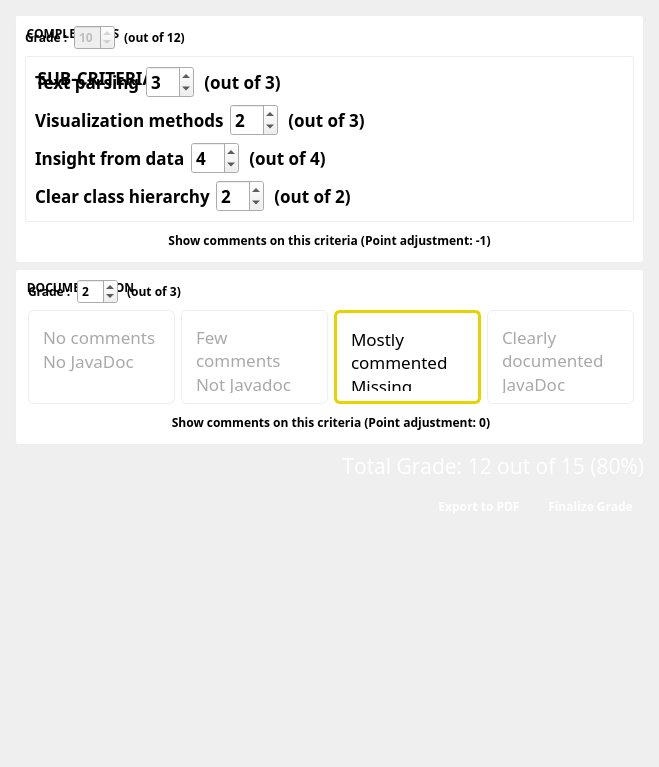
Old version of the form TurboGrade/ui/gradeview.ui in the repository wassgha/TurboGrade.
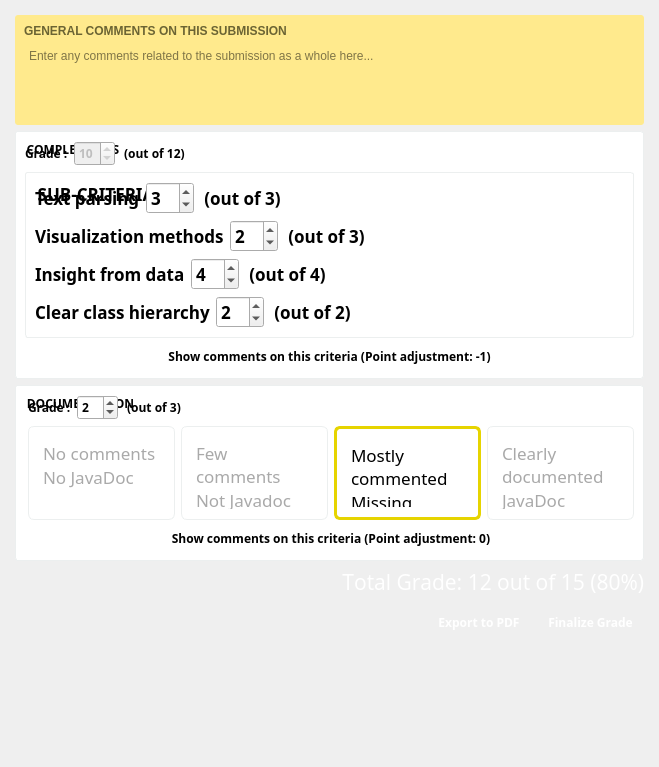
New version of the form.

Commit message: Added form for general comments

Diff of the .ui file:
```diff
--- a/TurboGrade/ui/gradeview.ui
+++ b/TurboGrade/ui/gradeview.ui
@@ -83,6 +83,24 @@
 	margin-left: 10px;
 	background:transparent;
 	font-weight: bold;
+}
+
+
+
+
+
+QWidget#general_comments_box {
+	background: #ffea8d;
+	border-radius: 3px;
+}
+#general_comments {
+	background: transparent;
+}
+#general_comments_label {
+	text-transform: uppercase;
+	color: rgb(107, 100, 51);
+	font-weight: bold;
+	padding: 0px;
 }</string>
   </property>
   <layout class="QVBoxLayout" name="verticalLayout_5">
@@ -127,7 +145,7 @@
         <x>0</x>
         <y>0</y>
         <width>659</width>
-        <height>672</height>
+        <height>809</height>
        </rect>
       </property>
       <property name="sizePolicy">
@@ -155,6 +173,29 @@
        <property name="bottomMargin">
         <number>15</number>
        </property>
+       <item>
+        <widget class="QWidget" name="general_comments_box" native="true">
+         <layout class="QVBoxLayout" name="verticalLayout_6">
+          <item>
+           <widget class="QLabel" name="general_comments_label">
+            <property name="text">
+             <string>GENERAL COMMENTS ON THIS SUBMISSION</string>
+            </property>
+           </widget>
+          </item>
+          <item>
+           <widget class="QTextEdit" name="general_comments">
+            <property name="sizeAdjustPolicy">
+             <enum>QAbstractScrollArea::AdjustToContentsOnFirstShow</enum>
+            </property>
+            <property name="placeholderText">
+             <string>Enter any comments related to the submission as a whole here...</string>
+            </property>
+           </widget>
+          </item>
+         </layout>
+        </widget>
+       </item>
        <item>
         <widget class="QGroupBox" name="groupBox_2">
          <property name="sizePolicy">
```
The commit also changes 2 other files.
